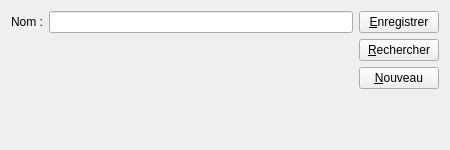
The window that app/cpp/qmake/mingw/code/src/manager/GModuleUi.ui (gkesse/ReadyCode) describes before a commit, drawn with Qt 5.
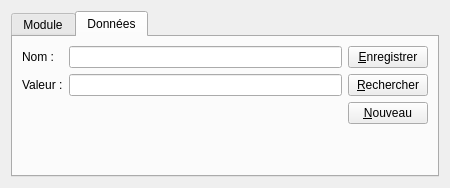
The same window after the commit.

```diff
--- a/app/cpp/qmake/mingw/code/src/manager/GModuleUi.ui
+++ b/app/cpp/qmake/mingw/code/src/manager/GModuleUi.ui
@@ -7,7 +7,7 @@
     <x>0</x>
     <y>0</y>
     <width>450</width>
-    <height>150</height>
+    <height>188</height>
    </rect>
   </property>
   <property name="minimumSize">
@@ -19,6 +19,16 @@
   <property name="windowTitle">
    <string>Gérer un module</string>
   </property>
+  <layout class="QGridLayout" name="gridLayout_2">
+   <item row="0" column="0">
+    <widget class="QTabWidget" name="tabWidget">
+     <property name="currentIndex">
+      <number>1</number>
+     </property>
+     <widget class="QWidget" name="tabModule">
+      <attribute name="title">
+       <string>Module</string>
+      </attribute>
   <layout class="QGridLayout" name="gridLayout">
    <item row="0" column="0">
     <layout class="QVBoxLayout" name="verticalLayout_2" stretch="0,0">
@@ -92,6 +102,100 @@
       </spacer>
      </item>
     </layout>
+       </item>
+      </layout>
+     </widget>
+     <widget class="QWidget" name="tabData">
+      <attribute name="title">
+       <string>Données</string>
+      </attribute>
+      <layout class="QGridLayout" name="gridLayout_3">
+       <item row="0" column="0">
+        <layout class="QVBoxLayout" name="verticalLayout_3" stretch="0,0">
+         <item>
+          <layout class="QFormLayout" name="formLayout_2">
+           <item row="0" column="1">
+            <layout class="QHBoxLayout" name="horizontalLayout_2">
+             <item>
+              <widget class="QLineEdit" name="edtDataName"/>
+             </item>
+            </layout>
+           </item>
+           <item row="0" column="0">
+            <widget class="QLabel" name="label_2">
+             <property name="text">
+              <string>Nom :</string>
+             </property>
+            </widget>
+           </item>
+           <item row="1" column="0">
+            <widget class="QLabel" name="label_3">
+             <property name="text">
+              <string>Valeur :</string>
+             </property>
+            </widget>
+           </item>
+           <item row="1" column="1">
+            <widget class="QLineEdit" name="edtDataValue"/>
+           </item>
+          </layout>
+         </item>
+         <item>
+          <spacer name="verticalSpacer_3">
+           <property name="orientation">
+            <enum>Qt::Vertical</enum>
+           </property>
+           <property name="sizeHint" stdset="0">
+            <size>
+             <width>20</width>
+             <height>0</height>
+            </size>
+           </property>
+          </spacer>
+         </item>
+        </layout>
+       </item>
+       <item row="0" column="1">
+        <layout class="QVBoxLayout" name="verticalLayout_4">
+         <item>
+          <widget class="QPushButton" name="btnDataSave">
+           <property name="text">
+            <string>&amp;Enregistrer</string>
+           </property>
+          </widget>
+         </item>
+         <item>
+          <widget class="QPushButton" name="btnDataSearch">
+           <property name="text">
+            <string>&amp;Rechercher</string>
+           </property>
+          </widget>
+         </item>
+         <item>
+          <widget class="QPushButton" name="btnDataNew">
+           <property name="text">
+            <string>&amp;Nouveau</string>
+           </property>
+          </widget>
+         </item>
+         <item>
+          <spacer name="verticalSpacer_4">
+           <property name="orientation">
+            <enum>Qt::Vertical</enum>
+           </property>
+           <property name="sizeHint" stdset="0">
+            <size>
+             <width>20</width>
+             <height>0</height>
+            </size>
+           </property>
+          </spacer>
+         </item>
+        </layout>
+       </item>
+      </layout>
+     </widget>
+    </widget>
    </item>
   </layout>
  </widget>
```
Lines whose indentation alone changed are shown as unchanged.
